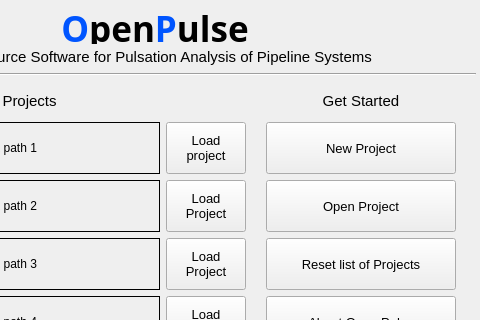
First picture: the form in pulse/interface/data/ui_files/project/get_started_input.ui, repository open-pulse/OpenPulse, before the edit; both pictures show x 170 to 650 and y 0 to 320 of the 650 by 424 pixel window.
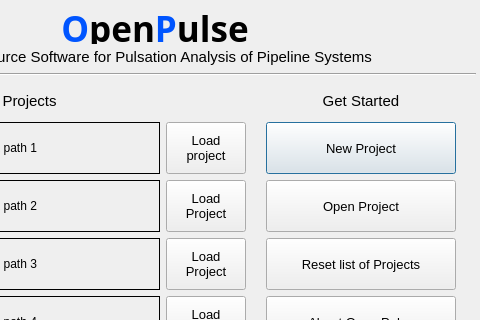
Second picture: the form after the edit. Icons and pictures are not drawn.

Commit message: Change QWidget to QDialog to keep correct compatibility

Diff of the .ui file:
```diff
--- a/pulse/interface/data/ui_files/project/get_started_input.ui
+++ b/pulse/interface/data/ui_files/project/get_started_input.ui
@@ -1,7 +1,7 @@
 <?xml version="1.0" encoding="UTF-8"?>
 <ui version="4.0">
  <class>Form</class>
- <widget class="QWidget" name="Form">
+ <widget class="QDialog" name="Form">
   <property name="geometry">
    <rect>
     <x>0</x>
```
The commit also changes 9 other files.
